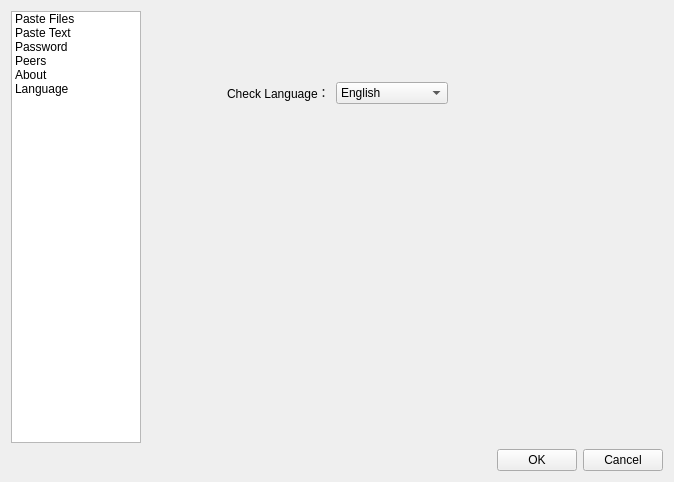
Old version of the form configure.ui in the repository hgoldfish/lafdup.
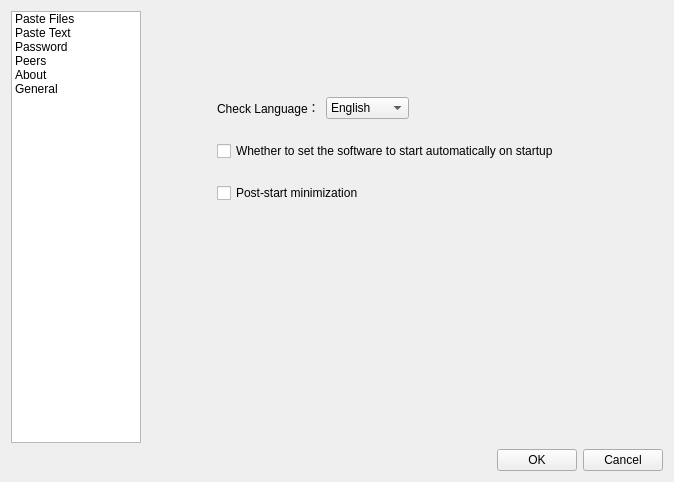
New version of the form. The open tabs and pages were chosen to show the change. Icons and pictures are not drawn.

Patch:
```diff
--- a/configure.ui
+++ b/configure.ui
@@ -95,7 +95,7 @@
        </item>
        <item>
         <property name="text">
-         <string>Language</string>
+         <string>General</string>
         </property>
         <property name="icon">
          <iconset resource="lafdup.qrc">
@@ -701,26 +701,15 @@
         <widget class="QWidget" name="layoutWidget">
          <property name="geometry">
           <rect>
-           <x>40</x>
+           <x>70</x>
            <y>70</y>
-           <width>301</width>
-           <height>24</height>
+           <width>372</width>
+           <height>141</height>
           </rect>
          </property>
-         <layout class="QHBoxLayout" name="horizontalLayout_9" stretch="0,3,2,0">
+         <layout class="QVBoxLayout" name="verticalLayout_9">
           <item>
-           <spacer name="horizontalSpacer_11">
-            <property name="orientation">
-             <enum>Qt::Horizontal</enum>
-            </property>
-            <property name="sizeHint" stdset="0">
-             <size>
-              <width>40</width>
-              <height>20</height>
-             </size>
-            </property>
-           </spacer>
-          </item>
+           <layout class="QHBoxLayout" name="horizontalLayout_9" stretch="3,2,0">
           <item>
            <widget class="QLabel" name="lblLanguage">
             <property name="sizePolicy">
@@ -729,6 +718,12 @@
               <verstretch>0</verstretch>
              </sizepolicy>
             </property>
+              <property name="minimumSize">
+               <size>
+                <width>80</width>
+                <height>0</height>
+               </size>
+              </property>
             <property name="text">
              <string>Check Language：</string>
             </property>
@@ -742,6 +737,12 @@
               <verstretch>0</verstretch>
              </sizepolicy>
             </property>
+              <property name="minimumSize">
+               <size>
+                <width>80</width>
+                <height>0</height>
+               </size>
+              </property>
             <item>
              <property name="text">
               <string>English</string>
@@ -764,11 +765,27 @@
             </property>
             <property name="sizeHint" stdset="0">
              <size>
-              <width>40</width>
+                <width>180</width>
               <height>20</height>
              </size>
             </property>
            </spacer>
+            </item>
+           </layout>
+          </item>
+          <item>
+           <widget class="QCheckBox" name="chkAutoStart">
+            <property name="text">
+             <string>Whether to set the software to start automatically on startup</string>
+            </property>
+           </widget>
+          </item>
+          <item>
+           <widget class="QCheckBox" name="chkStartMin">
+            <property name="text">
+             <string>Post-start minimization</string>
+            </property>
+           </widget>
           </item>
          </layout>
         </widget>
```
Left out of the diff: 2 changed lines with no effect on the pictures. Lines whose indentation alone changed are shown as unchanged.
